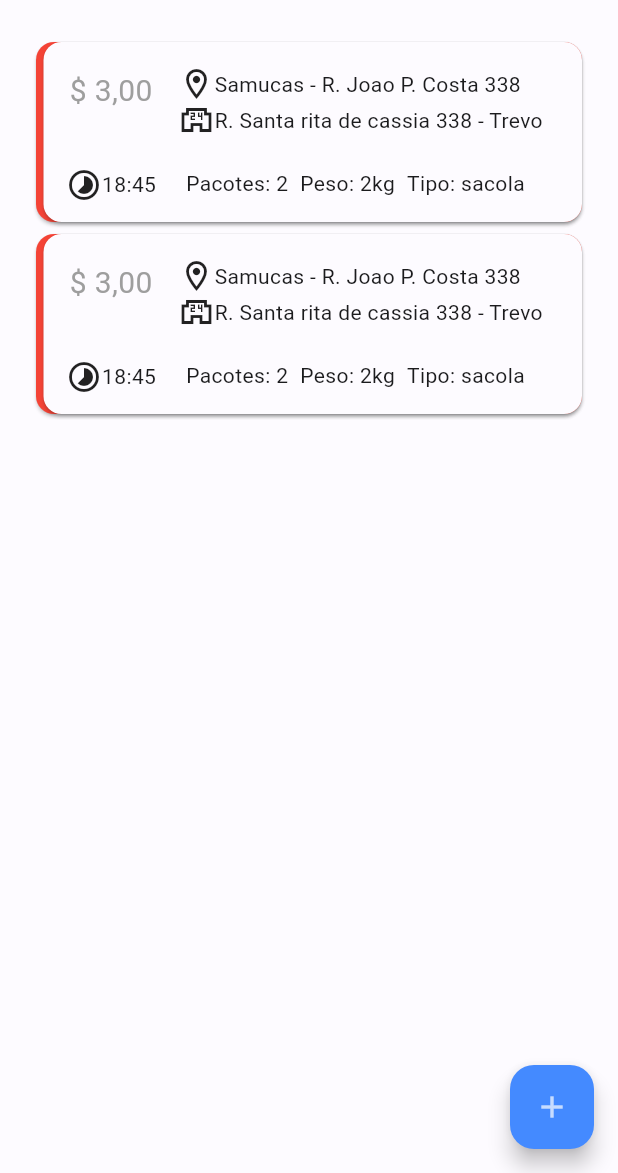
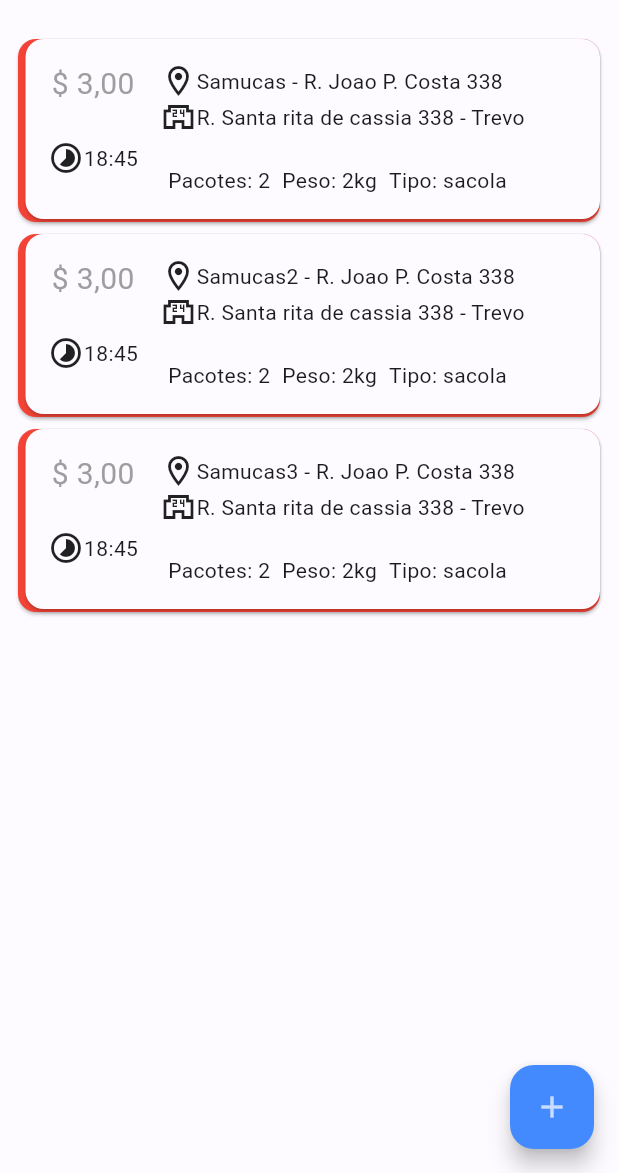
Before and after one commit to frcc24/lh_delivery, a Flutter app: the HomeScreen screen opened directly, on a phone screen of 412 x 824 dp, the part 63-1236 px from its top. Run offline on Flutter 3.47's test engine with Material 2 defaults, Android fonts, the phone set to English and light mode, and no system bars; our stand-ins replace font_awesome_flutter; Roboto replaces fonts that are missing (Arial).

Commit message:
animated sliver list and start od creatte delivery

```diff
--- a/lib/screens/home_screen.dart
+++ b/lib/screens/home_screen.dart
@@ -1,14 +1,11 @@
 import 'package:flutter/material.dart';
 import 'package:lighthouse_delivery/screens/company_screen.dart';
 import 'package:lighthouse_delivery/screens/delirey_datails/delivery_details_page.dart';
-import 'package:lighthouse_delivery/screens/login_screen.dart';
 import 'package:lighthouse_delivery/widgets/custom_drawer.dart';
-import 'package:widget_and_text_animator/widget_and_text_animator.dart';
 
 import '../models/delivery.dart';
 import '../widgets/delivery_card.dart';
 import 'create_delivery_screen.dart';
-import 'delivery_user_screen.dart';
 
 class HomeScreen extends StatefulWidget {
   const HomeScreen({Key? key}) : super(key: key);
@@ -18,101 +15,83 @@ class HomeScreen extends StatefulWidget {
 }
 
 class _HomeScreenState extends State<HomeScreen> {
-  final GlobalKey<AnimatedListState> _listKey = GlobalKey<AnimatedListState>();
+  //final GlobalKey<SliverAnimatedListState> _listKey = GlobalKey<SliverAnimatedListState>();
+  final GlobalKey<SliverAnimatedListState> _listKey =
+      GlobalKey<SliverAnimatedListState>();
   int? _selectedItem;
 
   List<Delivery> delivery = [
     Delivery("Samucas"),
-
+    Delivery("Samucas2"),
+    Delivery("Samucas3"),
   ];
-
-
 
   Widget _buildItem(
       BuildContext context, int index, Animation<double> animation) {
     return SizeTransition(
       sizeFactor: animation,
-        child: GestureDetector(child: Hero(tag: 'card$index', child: DeliveryCard()), onTap: (){
+      child: GestureDetector(
+        child: Hero(tag: 'card$index', child: DeliveryCard(delivery: delivery[index],)),
+        onTap: () {
           Navigator.push(context, MaterialPageRoute(builder: (_) {
             return DeliveryDetailsPage('card$index');
           }));
-        },),
-
+        },
+      ),
     );
   }
-
 
   @override
   Widget build(BuildContext context) {
     return Scaffold(
-        floatingActionButton: FloatingActionButton(
-          onPressed: () { setState(() {
-   delivery.add(Delivery('nova'));
-   _listKey.currentState!.insertItem(0, duration: Duration(milliseconds: 200));
-          });
- },  backgroundColor: Colors.blueAccent, foregroundColor: Colors.white70, child: Icon(Icons.add), splashColor: Colors.blue, ),
+      floatingActionButton: FloatingActionButton(
+        onPressed: () {
+          Navigator.of(context).push(MaterialPageRoute(builder: (context) => CreateDeliveryScreen(deliveryList: delivery, insert: insertAnimatedItem)));
+        },
+        backgroundColor: Colors.blueAccent,
+        foregroundColor: Colors.white70,
+        child: Icon(Icons.add),
+        splashColor: Colors.blue,
+      ),
       drawer: CustomDrawer(),
       appBar: AppBar(
         title: Text("Delivery"),
         actions: [
-          IconButton(onPressed: (){
-            Navigator.of(context).push(MaterialPageRoute(builder: (context) => LoginScreen()));
-          }, icon: Icon(Icons.login)),
-          IconButton(onPressed: (){
-            Navigator.of(context).push(MaterialPageRoute(builder: (context) => CreateDeliveryScreen()));
-          }, icon: Icon(Icons.backpack_outlined), color: Colors.white70,),          IconButton(onPressed: (){
-            Navigator.of(context).push(MaterialPageRoute(builder: (context) => CompanyScreen()));
-          }, icon: Icon(Icons.delivery_dining), color: Colors.white70,),
+          IconButton(onPressed: () {}, icon: Icon(Icons.login)),
+          IconButton(
+            onPressed: () {
+
+            },
+            icon: Icon(Icons.backpack_outlined),
+            color: Colors.white70,
+          ),
+          IconButton(
+            onPressed: () {
+              Navigator.of(context).push(
+                  MaterialPageRoute(builder: (context) => CompanyScreen()));
+            },
+            icon: Icon(Icons.delivery_dining),
+            color: Colors.white70,
+          ),
         ],
-
       ),
-      body: SafeArea(
-        child: Padding(
-          padding: const EdgeInsets.symmetric(horizontal: 20.0, vertical: 10.0),
-          child: Center(
-            child: Column(
-              crossAxisAlignment: CrossAxisAlignment.center,
-              children: [
-                DeliveryCard(),
-                Expanded(
-                  child: AnimatedList(
-                    key: _listKey,
-                    initialItemCount: delivery.length,
-                    itemBuilder: _buildItem,
-                  ),
-                  // child: ListView(
-                  //   children: [
-                  //     GestureDetector(child: Hero(tag: 'card1', child: DeliveryCard()), onTap: (){
-                  //       Navigator.push(context, MaterialPageRoute(builder: (_) {
-                  //         return DeliveryDetailsPage('card1');
-                  //       }));
-                  //     },),
-                  //     GestureDetector(child: Hero(tag: 'card', child: DeliveryCard()), onTap: (){
-                  //       Navigator.push(context, MaterialPageRoute(builder: (_) {
-                  //         return DeliveryDetailsPage('card');
-                  //       }));
-                  //     },),
-                  //     WidgetAnimator(
-                  //         incomingEffect: WidgetTransitionEffects.incomingSlideInFromLeft(),
-                  //         child: DeliveryCard()),
-                  //     WidgetAnimator(
-                  //         incomingEffect: WidgetTransitionEffects.incomingSlideInFromRight(),
-                  //         child: DeliveryCard()),
-                  //     DeliveryCard(),
-                  //     DeliveryCard(),
-                  //     DeliveryCard(),
-                  //     DeliveryCard(),
-                  //   ],
-                  // ),
-                )
-              ],
-
+      body: Padding(
+        padding: const EdgeInsets.all(8.0),
+        child: CustomScrollView(
+          slivers: <Widget>[
+            SliverAnimatedList(
+              key: _listKey,
+              initialItemCount: delivery.length,
+              itemBuilder: _buildItem,
             ),
-          ),
+          ],
         ),
       ),
     );
   }
 
-
+  void insertAnimatedItem(){
+    _listKey.currentState
+        ?.insertItem(0, duration: Duration(milliseconds: 200));
+  }
 }
--- a/lib/tiles/drawer_tile.dart
+++ b/lib/tiles/drawer_tile.dart
@@ -20,7 +20,7 @@ class DrawerTile extends StatelessWidget {
           Navigator.of(context).pop();
 
           if (page == 0){
-            Navigator.of(context).push(MaterialPageRoute(builder: (context) => CreateDeliveryScreen()));
+            // Navigator.of(context).push(MaterialPageRoute(builder: (context) => CreateDeliveryScreen()));
           }
           else if ( page == 1){
             Navigator.of(context).push(MaterialPageRoute(builder: (context) => DeliveryUserScreen()));
--- a/lib/widgets/delivery_card.dart
+++ b/lib/widgets/delivery_card.dart
@@ -1,7 +1,12 @@
 import 'package:flutter/material.dart';
+import 'package:lighthouse_delivery/models/delivery.dart';
 
 class DeliveryCard extends StatelessWidget {
-  const DeliveryCard({Key? key}) : super(key: key);
+  Delivery delivery;
+
+  DeliveryCard({Key? key,  required this.delivery}) : super(key: key);
+
+  //get name => null;
 
   @override
   Widget build(BuildContext context) {
@@ -9,16 +14,17 @@ class DeliveryCard extends StatelessWidget {
       child: Card(
         color: Colors.red,
         child: Card(
-          margin: EdgeInsets.fromLTRB(5, 0, 0, 0),
+          margin: EdgeInsets.fromLTRB(5, 0, 0, 2),
           child: Column(
             children: [
               Row(
                 children: [
                   SizedBox(
                     child: Column(
+                      mainAxisAlignment: MainAxisAlignment.center,
                       children: [
                         Padding(
-                          padding: const EdgeInsets.symmetric(vertical: 18.0),
+                          padding: const EdgeInsets.symmetric(vertical: 5.0),
                           child: Text("\$ 3,00" , style: TextStyle(fontSize: 20, color: Colors.grey),),
                         ),
                         Padding(
@@ -49,7 +55,7 @@ class DeliveryCard extends StatelessWidget {
                           mainAxisAlignment: MainAxisAlignment.start,
                           children: [
                             Icon( Icons.location_on_outlined, ),
-                            Text("Samucas - R. Joao P. Costa 338")
+                            Text("${delivery.companyName} - R. Joao P. Costa 338")
                           ],
                         ),
                         Row(
--- a/pubspec.yaml
+++ b/pubspec.yaml
@@ -34,7 +34,6 @@ dependencies:
   # The following adds the Cupertino Icons font to your application.
   # Use with the CupertinoIcons class for iOS style icons.
   cupertino_icons: ^1.0.2
-  animated_login: ^1.5.1
   widget_and_text_animator: ^1.0.5
   font_awesome_flutter: ^10.1.0
   url_launcher: ^6.0.20
```
Also changed, not shown: lib/screens/create_delivery_screen.dart (+8 -3 lines), lib/screens/login_screen.dart (deleted, +0 -206 lines), pubspec.lock.
